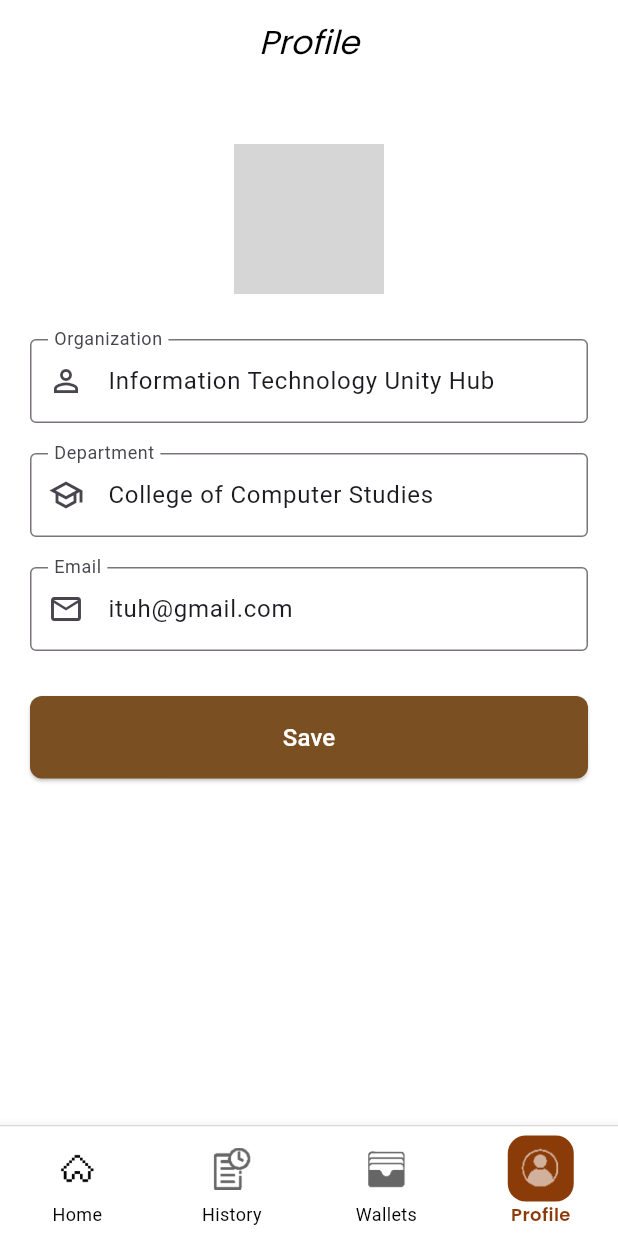
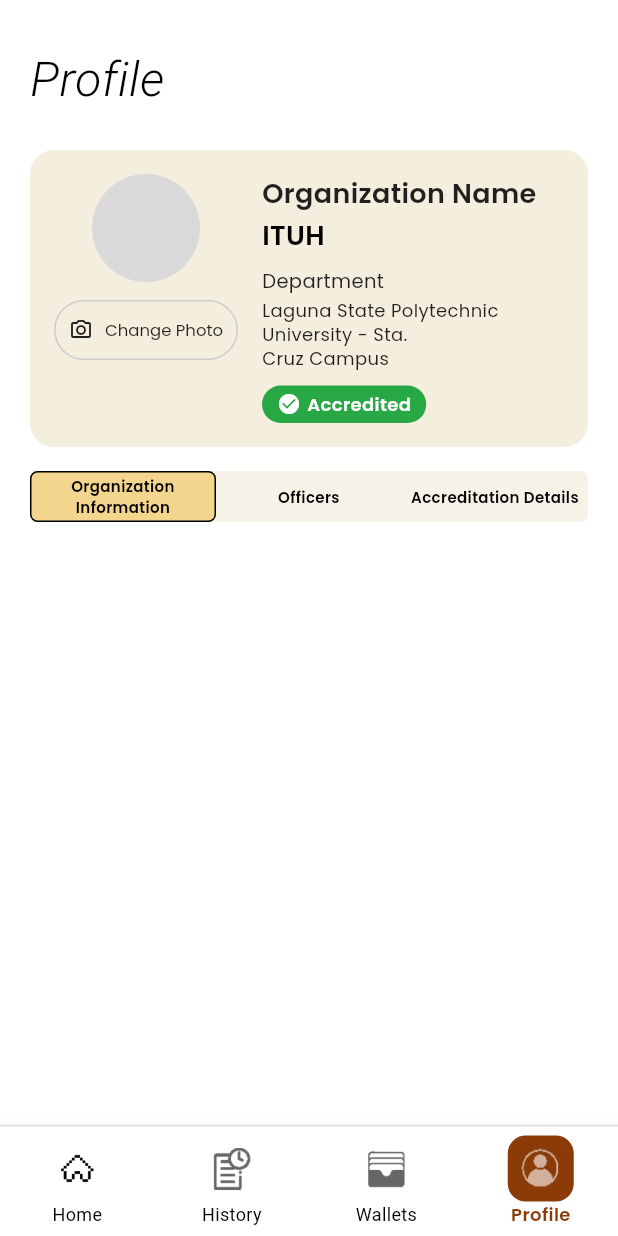
Before and after one commit to Snowden199x/PettyCash, a Flutter app: the ProfileScreen screen opened by its route, on a phone screen of 412 x 824 dp. Run offline on Flutter 3.47's test engine with Material 3 defaults, Android fonts, the light colour scheme and no system bars; our stand-ins replace image_picker; Roboto replaces fonts that are missing (Times New Roman); project files that could hold a hidden picture were left out; grey boxes are pictures that could not be loaded.

Commit message:
added new profile and fixed the header of transaction history, wallet and profile

```diff
--- a/mobile_application/lib/Navigation/profile_screen.dart
+++ b/mobile_application/lib/Navigation/profile_screen.dart
@@ -1,6 +1,4 @@
-import 'dart:io';
 import 'package:flutter/material.dart';
-import 'package:image_picker/image_picker.dart';
 import 'package:pockitrack/Navigation/home_screen.dart';
 import 'package:pockitrack/Navigation/transaction_history_screen.dart';
 import 'package:pockitrack/Navigation/wallet_screen.dart';
@@ -13,14 +11,10 @@ class ProfileScreen extends StatefulWidget {
 }
 
 class _ProfileScreenState extends State<ProfileScreen> {
-  final TextEditingController _nameController =
-      TextEditingController(text: 'Information Technology Unity Hub');
-  final TextEditingController _emailController =
-      TextEditingController(text: 'College of Computer Studies');
-  final TextEditingController _phoneController =
-      TextEditingController(text: 'ituh@gmail.com');
+  final int _selectedIndex = 3;
 
-  final int _selectedIndex = 3;
+  // New: selected option below Organization Name
+  int _selectedOrgTabIndex = 0; // 0 = Organization Information, 1 = Officers, 2 = Accreditation Details
 
   final iconPaths = {
     'home': {
@@ -41,30 +35,9 @@ class _ProfileScreenState extends State<ProfileScreen> {
     },
   };
 
-  File? _profileImage;
-  final ImagePicker _picker = ImagePicker();
-
-  Future<void> _pickImage() async {
-    final XFile? picked = await _picker.pickImage(
-      source: ImageSource.gallery,
-      imageQuality: 80,
-    );
-    if (picked == null) return;
-    setState(() {
-      _profileImage = File(picked.path);
-    });
-  }
-
-  @override
-  void dispose() {
-    _nameController.dispose();
-    _emailController.dispose();
-    _phoneController.dispose();
-    super.dispose();
-  }
-
   void _onItemTapped(int index) {
     if (index == _selectedIndex) return;
+
     Widget nextScreen;
     switch (index) {
       case 0:
@@ -82,6 +55,7 @@ class _ProfileScreenState extends State<ProfileScreen> {
       default:
         return;
     }
+
     Navigator.pushReplacement(
       context,
       PageRouteBuilder(
@@ -98,108 +72,209 @@ class _ProfileScreenState extends State<ProfileScreen> {
       backgroundColor: Colors.white,
       appBar: AppBar(
         automaticallyImplyLeading: false,
-        title: const Text(
+        backgroundColor: Colors.white,
+        elevation: 0,
+        toolbarHeight: 0,
+      ),
+      body: SafeArea(
+        child: Padding(
+          padding: const EdgeInsets.only(left: 20, top: 30.0, right: 20),
+          child: Column(
+            crossAxisAlignment: CrossAxisAlignment.start,
+            children: [
+              const Text(
                 "Profile",
                 style: TextStyle(
                   fontStyle: FontStyle.italic,
-            fontFamily: 'Poppins',
-            fontSize: 22,
+                  fontFamily: 'Times New Roman',
+                  fontSize: 32,
+                  fontWeight: FontWeight.w300,
                   color: Colors.black,
                 ),
               ),
-        centerTitle: true,
-        backgroundColor: Colors.white,
-        elevation: 0,
+              const SizedBox(height: 24),
+
+              // --- Organization Card ---
+              Container(
+                width: double.infinity,
+                padding: const EdgeInsets.all(16),
+                decoration: BoxDecoration(
+                  color: const Color(0xFFF4EEDF), // light beige background
+                  borderRadius: BorderRadius.circular(16),
                 ),
-      body: SafeArea(
-        child: SingleChildScrollView(
-          padding: const EdgeInsets.all(20),
-          child: Column(
+                child: Row(
+                  crossAxisAlignment: CrossAxisAlignment.start,
                   children: [
-              const SizedBox(height: 20),
-              GestureDetector(
-                onTap: _pickImage,
-                child: Stack(
-                  alignment: Alignment.bottomRight,
+                    // Left: circular photo placeholder + change button
+                    Column(
                       children: [
-                    CircleAvatar(
-                      radius: 50,
-                      backgroundImage: _profileImage != null
-                          ? FileImage(_profileImage!)
-                          : const AssetImage('assets/profile_pictures/bank.jpg')
-                              as ImageProvider,
-                    ),
-                    Positioned(
-                      right: 4,
-                      bottom: 4,
-                      child: Container(
+                        Container(
+                          width: 72,
+                          height: 72,
                           decoration: const BoxDecoration(
                             shape: BoxShape.circle,
-                          color: Color(0xFF7A4F22),
+                            color: Color(0xFFD9D9D9),
                           ),
-                        padding: const EdgeInsets.all(6),
-                        child: const Icon(
-                          Icons.edit,
-                          size: 20,
+                        ),
+                        const SizedBox(height: 8),
+                        OutlinedButton.icon(
+                          style: OutlinedButton.styleFrom(
+                            padding: const EdgeInsets.symmetric(
+                              horizontal: 10,
+                              vertical: 6,
+                            ),
+                            side: const BorderSide(
+                              color: Color(0xFFCCCCCC),
+                            ),
+                            foregroundColor: Colors.black87,
+                            textStyle: const TextStyle(
+                              fontSize: 11,
+                              fontFamily: 'Poppins',
+                            ),
+                          ),
+                          onPressed: () {
+                            // todo: implement change photo action
+                          },
+                          icon: const Icon(
+                            Icons.photo_camera_outlined,
+                            size: 16,
+                          ),
+                          label: const Text('Change Photo'),
+                        ),
+                      ],
+                    ),
+
+                    const SizedBox(width: 16),
+
+                    // Right: organization details
+                    Expanded(
+                      child: Column(
+                        crossAxisAlignment: CrossAxisAlignment.start,
+                        children: [
+                          const Text(
+                            "Organization Name",
+                            style: TextStyle(
+                              fontFamily: 'Poppins',
+                              fontSize: 18,
+                              fontWeight: FontWeight.w600,
+                              color: Colors.black87,
+                            ),
+                          ),
+                          const SizedBox(height: 2),
+                          const Text(
+                            "ITUH",
+                            style: TextStyle(
+                              fontFamily: 'Poppins',
+                              fontSize: 18,
+                              fontWeight: FontWeight.w700,
+                              color: Colors.black,
+                            ),
+                          ),
+                          const SizedBox(height: 8),
+                          const Text(
+                            "Department",
+                            style: TextStyle(
+                              fontFamily: 'Poppins',
+                              fontSize: 13,
+                              fontWeight: FontWeight.w400,
+                              color: Colors.black87,
+                            ),
+                          ),
+                          const SizedBox(height: 2),
+                          const Text(
+                            "Laguna State Polytechnic University - Sta.\nCruz Campus",
+                            style: TextStyle(
+                              fontFamily: 'Poppins',
+                              fontSize: 12,
+                              fontWeight: FontWeight.w400,
+                              color: Colors.black87,
+                              height: 1.3,
+                            ),
+                          ),
+                          const SizedBox(height: 10),
+                          Container(
+                            padding: const EdgeInsets.symmetric(
+                              horizontal: 10,
+                              vertical: 4,
+                            ),
+                            decoration: BoxDecoration(
+                              color: const Color(0xFF28A745),
+                              borderRadius: BorderRadius.circular(20),
+                            ),
+                            child: const Row(
+                              mainAxisSize: MainAxisSize.min,
+                              children: [
+                                Icon(
+                                  Icons.check_circle,
+                                  size: 16,
                                   color: Colors.white,
                                 ),
+                                SizedBox(width: 4),
+                                Text(
+                                  "Accredited",
+                                  style: TextStyle(
+                                    fontFamily: 'Poppins',
+                                    fontSize: 12,
+                                    fontWeight: FontWeight.w600,
+                                    color: Colors.white,
                                   ),
                                 ),
                               ],
                             ),
                           ),
-              const SizedBox(height: 30),
-              TextField(
-                controller: _nameController,
-                decoration: const InputDecoration(
-                  labelText: 'Organization',
-                  prefixIcon: Icon(Icons.person_outline),
-                  border: OutlineInputBorder(),
+                        ],
                       ),
                     ),
-              const SizedBox(height: 20),
-              TextField(
-                controller: _emailController,
-                decoration: const InputDecoration(
-                  labelText: 'Department',
-                  prefixIcon: Icon(Icons.school_outlined),
-                  border: OutlineInputBorder(),
+                  ],
                 ),
               ),
-              const SizedBox(height: 20),
-              TextField(
-                controller: _phoneController,
-                decoration: const InputDecoration(
-                  labelText: 'Email',
-                  prefixIcon: Icon(Icons.email_outlined),
-                  border: OutlineInputBorder(),
+
+              const SizedBox(height: 16),
+
+              // --- New segmented options like WalletMonthScreen ---
+              Container(
+                height: 34,
+                decoration: BoxDecoration(
+                  color: const Color(0xFFF6F2E8),
+                  borderRadius: BorderRadius.circular(5),
+                ),
+                child: Row(
+                  children: [
+                    _OrgSegmentTab(
+                      label: 'Organization Information',
+                      isSelected: _selectedOrgTabIndex == 0,
+                      onTap: () {
+                        setState(() {
+                          _selectedOrgTabIndex = 0;
+                        });
+                        // todo: navigate or show content for Organization Information
+                      },
+                    ),
+                    _OrgSegmentTab(
+                      label: 'Officers',
+                      isSelected: _selectedOrgTabIndex == 1,
+                      onTap: () {
+                        setState(() {
+                          _selectedOrgTabIndex = 1;
+                        });
+                        // todo: navigate or show content for Officers
+                      },
+                    ),
+                    _OrgSegmentTab(
+                      label: 'Accreditation Details',
+                      isSelected: _selectedOrgTabIndex == 2,
+                      onTap: () {
+                        setState(() {
+                          _selectedOrgTabIndex = 2;
+                        });
+                        // todo: navigate or show content for Accreditation Details
+                      },
+                    ),
+                  ],
                 ),
               ),
-              const SizedBox(height: 30),
-              SizedBox(
-                width: double.infinity,
-                child: ElevatedButton(
-                  onPressed: () {
-                    ScaffoldMessenger.of(context).showSnackBar(
-                      const SnackBar(
-                        content: Text('Profile saved successfully!'),
-                        behavior: SnackBarBehavior.floating,
-                      ),
-                    );
-                  },
-                  style: ElevatedButton.styleFrom(
-                    backgroundColor: const Color(0xFF7A4F22),
-                    padding: const EdgeInsets.symmetric(vertical: 16),
-                    shape: RoundedRectangleBorder(
-                      borderRadius: BorderRadius.circular(8),
-                    ),
-                  ),
-                  child: const Text(
-                    'Save',
-                    style: TextStyle(fontSize: 16, color: Colors.white),
-                  ),
-                ),
-              ),
+
+              // Add any extra Profile content below this segment row.
             ],
           ),
         ),
@@ -260,3 +335,48 @@ class _ProfileScreenState extends State<ProfileScreen> {
     );
   }
 }
+
+// Reusable segmented tab widget (mirrors style from WalletMonthScreen)
+class _OrgSegmentTab extends StatelessWidget {
+  final String label;
+  final bool isSelected;
+  final VoidCallback onTap;
+
+  const _OrgSegmentTab({
+    required this.label,
+    required this.isSelected,
+    required this.onTap,
+  });
+
+  @override
+  Widget build(BuildContext context) {
+    return Expanded(
+      child: GestureDetector(
+        onTap: onTap,
+        child: Container(
+          height: 34,
+          decoration: BoxDecoration(
+            color: isSelected ? const Color(0xFFF3D58D) : Colors.transparent,
+            borderRadius: BorderRadius.circular(5),
+            border: Border.all(
+              color: isSelected ? Colors.black : Colors.transparent,
+              width: 1,
+            ),
+          ),
+          alignment: Alignment.center,
+          padding: const EdgeInsets.symmetric(horizontal: 4),
+          child: Text(
+            label,
+            textAlign: TextAlign.center,
+            style: const TextStyle(
+              fontFamily: 'Poppins',
+              fontSize: 10, // slightly smaller to fit longer text
+              fontWeight: FontWeight.w600,
+              color: Colors.black,
+            ),
+          ),
+        ),
+      ),
+    );
+  }
+}
--- a/mobile_application/lib/Navigation/transaction_history_screen.dart
+++ b/mobile_application/lib/Navigation/transaction_history_screen.dart
@@ -111,23 +111,27 @@ class _TransactionHistoryScreenState extends State<TransactionHistoryScreen> {
         automaticallyImplyLeading: false,
         backgroundColor: Colors.white,
         elevation: 0,
-        centerTitle: true,
-        title: const Text(
-          'Transaction History',
-          style: TextStyle(
-            fontStyle: FontStyle.italic,
-            fontFamily: 'Times New Roman',
-            color: Colors.black,
-            fontSize: 22,
-          ),
-        ),
+        toolbarHeight: 0, // hide bar, like Wallet screen
       ),
       body: SafeArea(
         child: Padding(
-          padding: const EdgeInsets.symmetric(horizontal: 16.0, vertical: 8),
+          padding: const EdgeInsets.only(left: 20, top: 30.0, right: 20),
           child: SingleChildScrollView(
             child: Column(
+              crossAxisAlignment: CrossAxisAlignment.start,
               children: [
+                const Text(
+                  'Transaction History',
+                  style: TextStyle(
+                    fontStyle: FontStyle.italic,
+                    fontFamily: 'Times New Roman',
+                    fontSize: 32,
+                    fontWeight: FontWeight.w300,
+                    color: Colors.black,
+                  ),
+                ),
+                const SizedBox(height: 8),
+
                 // Month Selector
                 Row(
                   mainAxisAlignment: MainAxisAlignment.center,
@@ -148,8 +152,7 @@ class _TransactionHistoryScreenState extends State<TransactionHistoryScreen> {
                         ),
                         child: Text(
                           formattedMonthYear,
-                          style:
-                              const TextStyle(fontWeight: FontWeight.w500),
+                          style: const TextStyle(fontWeight: FontWeight.w500),
                         ),
                       ),
                     ),
@@ -246,7 +249,6 @@ class _TransactionHistoryScreenState extends State<TransactionHistoryScreen> {
           ),
         ),
       ),
-      // No FAB
       bottomNavigationBar: _buildBottomNavigationBar(),
     );
   }
```
Lines whose indentation alone changed are shown as unchanged.
